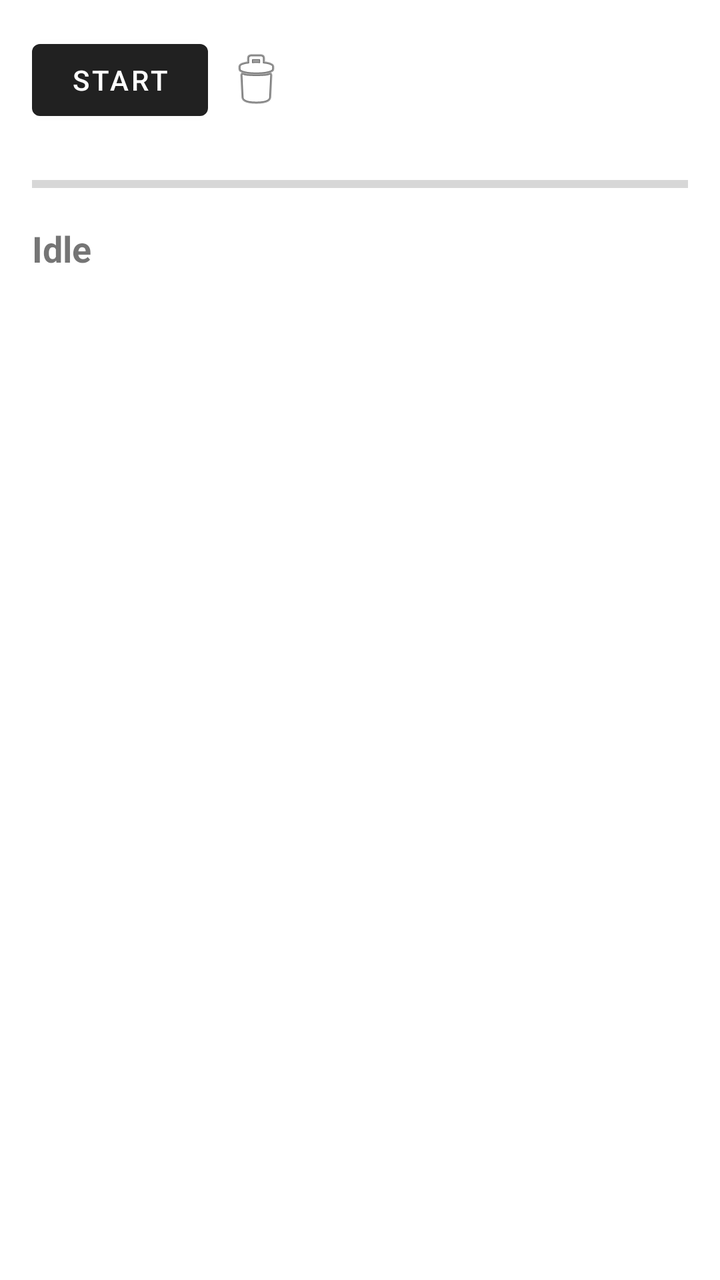
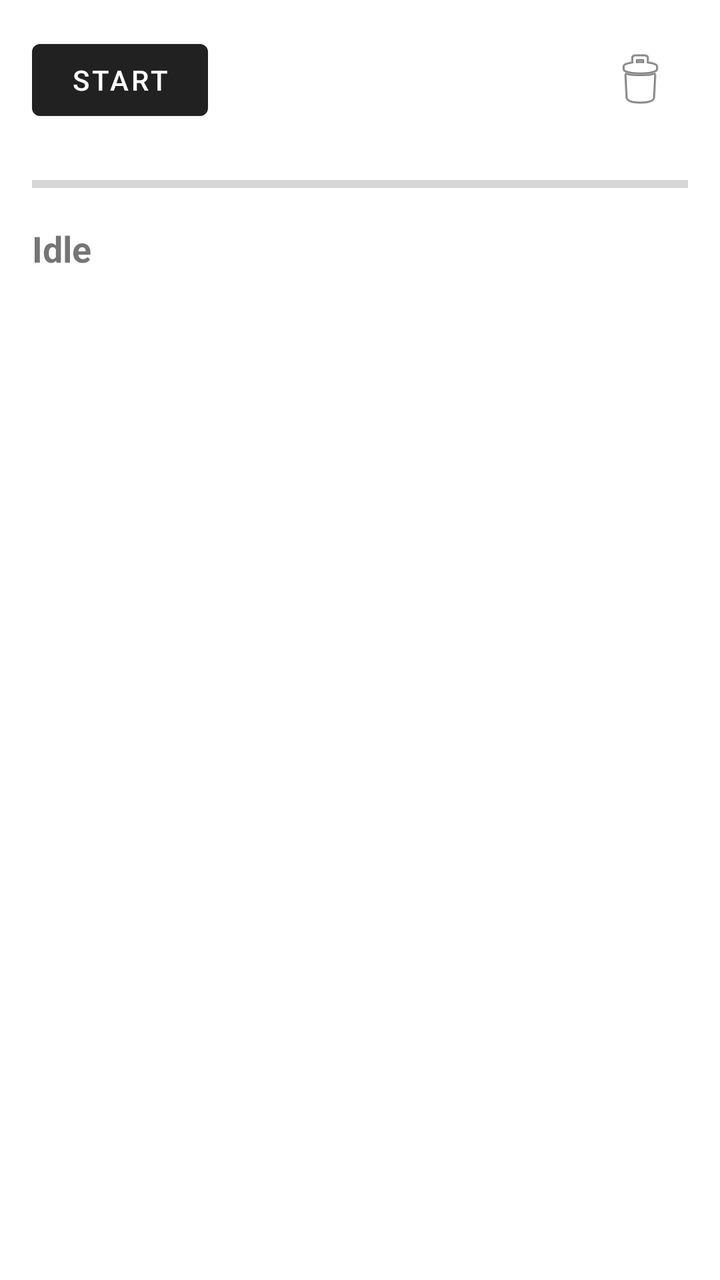

Two renders of the same Android screen: before a commit and after it. Below are the layout's source before the change and the commit's diff.
<!-- AndroidManifest.xml: application theme Theme.MaterialComponents.DayNight.DarkActionBar -->
<!-- res/layout/activity_main.xml -->
<?xml version="1.0" encoding="utf-8"?>
<LinearLayout xmlns:android="http://schemas.android.com/apk/res/android"
    android:layout_width="match_parent"
    android:layout_height="match_parent"
    android:orientation="vertical"
    android:padding="16dp">

    <LinearLayout
        android:layout_width="match_parent"
        android:layout_height="wrap_content"
        android:orientation="horizontal"
        android:gravity="center_vertical">
        <Button android:id="@+id/btnStartStop" android:layout_width="wrap_content" android:layout_height="wrap_content" android:text="Start" />
        <ImageButton android:id="@+id/btnClear" android:layout_width="48dp" android:layout_height="48dp" android:src="@android:drawable/ic_menu_delete" android:background="?attr/selectableItemBackgroundBorderless" />
    </LinearLayout>

    <ProgressBar
        android:id="@+id/volumeMeter"
        style="?android:attr/progressBarStyleHorizontal"
        android:layout_width="match_parent"
        android:layout_height="24dp"
        android:max="100"
        android:layout_marginTop="16dp" />

    <TextView
        android:id="@+id/statusText"
        android:layout_width="match_parent"
        android:layout_height="wrap_content"
        android:text="Idle"
        android:textSize="18sp"
        android:textStyle="bold"
        android:layout_marginTop="8dp" />

    <androidx.recyclerview.widget.RecyclerView
        android:id="@+id/recyclerView"
        android:layout_width="match_parent"
        android:layout_height="match_parent"
        android:layout_marginTop="16dp" />
</LinearLayout>
<!-- resources referenced by this layout -->
<resources>

</resources>

<!-- the commit's change to res/layout/activity_main.xml (unified diff, before → after) -->
@@ -10,8 +10,24 @@
         android:layout_height="wrap_content"
         android:orientation="horizontal"
         android:gravity="center_vertical">
-        <Button android:id="@+id/btnStartStop" android:layout_width="wrap_content" android:layout_height="wrap_content" android:text="Start" />
-        <ImageButton android:id="@+id/btnClear" android:layout_width="48dp" android:layout_height="48dp" android:src="@android:drawable/ic_menu_delete" android:background="?attr/selectableItemBackgroundBorderless" />
+        <Button 
+            android:id="@+id/btnStartStop" 
+            android:layout_width="wrap_content" 
+            android:layout_height="wrap_content" 
+            android:text="Start" />
+        
+        
+        <View 
+            android:layout_width="0dp" 
+            android:layout_height="0dp" 
+            android:layout_weight="1" />
+            
+        <ImageButton 
+            android:id="@+id/btnClear" 
+            android:layout_width="48dp" 
+            android:layout_height="48dp" 
+            android:src="@android:drawable/ic_menu_delete" 
+            android:background="?attr/selectableItemBackgroundBorderless" />
     </LinearLayout>
 
     <ProgressBar
